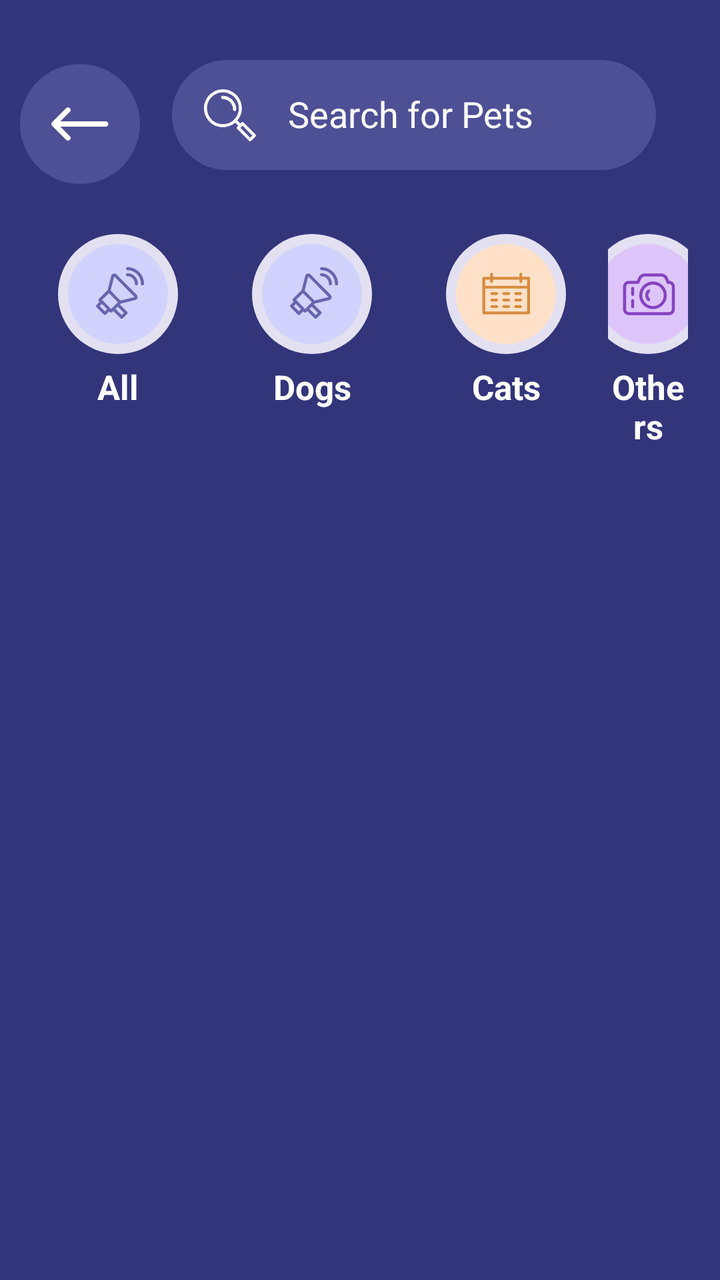
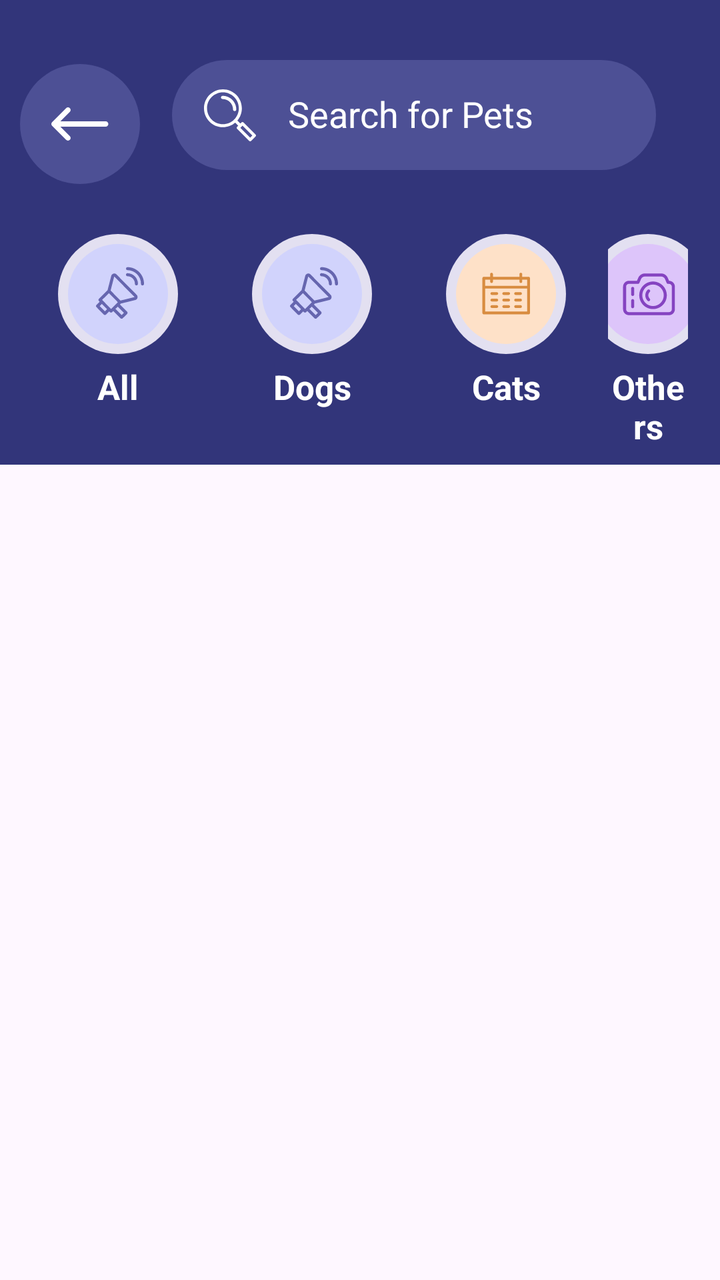

Before-and-after screenshots of an Android layout around one commit, followed by the original layout XML and the change that was made.
<!-- AndroidManifest.xml: application theme Theme.PurrfectMatchMobileApp -->
<!-- res/layout/activity_filter_pets.xml -->
<?xml version="1.0" encoding="utf-8"?>
<androidx.constraintlayout.widget.ConstraintLayout xmlns:android="http://schemas.android.com/apk/res/android"
    xmlns:app="http://schemas.android.com/apk/res-auto"
    xmlns:tools="http://schemas.android.com/tools"
    android:id="@+id/main"
    android:layout_width="match_parent"
    android:layout_height="wrap_content"
    tools:context=".DashboardActivity">

    <LinearLayout
        android:id="@+id/linearLayout2"
        android:layout_width="match_parent"
        android:layout_height="match_parent"
        android:background="@color/dark_blue"
        android:orientation="vertical"
        app:layout_constraintStart_toStartOf="parent"
        app:layout_constraintTop_toTopOf="parent">

        <LinearLayout
            android:layout_width="match_parent"
            android:layout_height="wrap_content"
            android:orientation="horizontal">

            <androidx.constraintlayout.widget.ConstraintLayout
                android:id="@+id/backFilterPage"
                android:layout_width="60dp"
                android:layout_height="60dp"
                android:layout_marginStart="10dp"
                android:layout_marginTop="32dp"
                android:background="@drawable/background_oval_1">

                <ImageView
                    android:id="@+id/ivBackToHome"
                    android:layout_width="wrap_content"
                    android:layout_height="wrap_content"
                    app:layout_constraintBottom_toBottomOf="parent"
                    app:layout_constraintEnd_toEndOf="parent"
                    app:layout_constraintStart_toStartOf="parent"
                    app:layout_constraintTop_toTopOf="parent"
                    app:srcCompat="@drawable/back" />
            </androidx.constraintlayout.widget.ConstraintLayout>

            <EditText
                android:id="@+id/searchFilterPet"
                android:layout_width="0dp"
                android:layout_height="55dp"
                android:layout_marginStart="16dp"
                android:layout_marginTop="30dp"
                android:layout_marginEnd="32dp"
                android:layout_marginBottom="16dp"
                android:layout_weight="1"
                android:background="@drawable/edittext_background"
                android:drawableStart="@drawable/search"
                android:drawablePadding="16dp"
                android:ems="10"
                android:hint="@string/searchBarHintFilterPets"
                android:inputType="text"
                android:padding="16dp"
                android:textColor="@color/white"
                android:textColorHint="@color/white" />
        </LinearLayout>

        <LinearLayout
            android:layout_width="wrap_content"
            android:layout_height="wrap_content"
            android:layout_marginStart="8dp"

            android:layout_marginEnd="16dp"
            android:layout_marginBottom="8dp"
            android:backgroundTint="@color/light_blue"
            android:orientation="horizontal">
            <LinearLayout
                android:id="@+id/allFilterPage"
                android:layout_marginStart="5dp"
                android:layout_width="match_parent"
                android:layout_height="match_parent"
                android:orientation="vertical">

                <androidx.constraintlayout.widget.ConstraintLayout
                    android:layout_width="60dp"
                    android:layout_height="60dp"
                    android:layout_gravity="center"

                    android:layout_marginStart="16dp"
                    android:layout_marginTop="16dp"
                    android:layout_marginLeft="16dp"
                    android:layout_marginRight="16dp"
                    android:layout_marginBottom="5dp"
                    android:layout_marginEnd="16dp"


                    android:background="@drawable/background_oval_2">

                    <ImageView
                        android:id="@+id/allIconCategory"
                        android:layout_width="wrap_content"
                        android:layout_height="wrap_content"
                        app:layout_constraintBottom_toBottomOf="parent"
                        app:layout_constraintEnd_toEndOf="parent"
                        app:layout_constraintStart_toStartOf="parent"
                        app:layout_constraintTop_toTopOf="parent"
                        app:srcCompat="@drawable/btn_1" />
                </androidx.constraintlayout.widget.ConstraintLayout>

                <TextView
                    android:id="@+id/txtallCategory"
                    android:layout_width="match_parent"
                    android:layout_height="wrap_content"
                    android:text="@string/allFilterPet"
                    android:textAlignment="center"
                    android:textColor="@color/white"
                    android:textSize="17sp"
                    android:textStyle="bold" />
            </LinearLayout>



            <LinearLayout
                android:id="@+id/dogsFilterPage"
                android:layout_width="match_parent"
                android:layout_marginStart="5dp"
                android:layout_height="match_parent"
                android:orientation="vertical">

                <androidx.constraintlayout.widget.ConstraintLayout
                    android:layout_width="60dp"
                    android:layout_height="60dp"
                    android:layout_gravity="center"
                    android:layout_marginStart="16dp"
                    android:layout_marginTop="16dp"
                    android:layout_marginLeft="16dp"
                    android:layout_marginRight="16dp"
                    android:layout_marginBottom="5dp"
                    android:layout_marginEnd="16dp"
                    android:background="@drawable/background_oval_2">

                    <ImageView
                        android:id="@+id/dogIconCategory"
                        android:layout_width="wrap_content"
                        android:layout_height="wrap_content"
                        app:layout_constraintBottom_toBottomOf="parent"
                        app:layout_constraintEnd_toEndOf="parent"
                        app:layout_constraintStart_toStartOf="parent"
                        app:layout_constraintTop_toTopOf="parent"
                        app:srcCompat="@drawable/btn_1" />
                </androidx.constraintlayout.widget.ConstraintLayout>

                <TextView
                    android:id="@+id/txtDogCategory"
                    android:layout_width="match_parent"
                    android:layout_height="wrap_content"
                    android:text="@string/dogsFilterPets"
                    android:textAlignment="center"
                    android:textColor="@color/white"
                    android:textSize="17sp"
                    android:textStyle="bold" />
            </LinearLayout>

            <LinearLayout
                android:id="@+id/catsFilterPage"
                android:layout_width="match_parent"
                android:layout_marginStart="5dp"
                android:layout_height="match_parent"
                android:orientation="vertical">

                <androidx.constraintlayout.widget.ConstraintLayout
                    android:layout_width="60dp"
                    android:layout_height="60dp"
                    android:layout_gravity="center"
                    android:layout_marginStart="16dp"
                    android:layout_marginTop="16dp"
                    android:layout_marginLeft="16dp"
                    android:layout_marginRight="16dp"
                    android:layout_marginBottom="5dp"
                    android:layout_marginEnd="16dp"
                    android:background="@drawable/background_oval_2">

                    <ImageView
                        android:id="@+id/catIconCategory"
                        android:layout_width="wrap_content"
                        android:layout_height="wrap_content"
                        app:layout_constraintBottom_toBottomOf="parent"
                        app:layout_constraintEnd_toEndOf="parent"
                        app:layout_constraintStart_toStartOf="parent"
                        app:layout_constraintTop_toTopOf="parent"
                        app:srcCompat="@drawable/btn_2" />
                </androidx.constraintlayout.widget.ConstraintLayout>

                <TextView
                    android:id="@+id/txtCatCategory"
                    android:layout_width="match_parent"
                    android:layout_height="wrap_content"
                    android:text="@string/catsFilterPets"
                    android:textAlignment="center"
                    android:textColor="@color/white"
                    android:textSize="17sp"
                    android:textStyle="bold" />
            </LinearLayout>

            <LinearLayout
                android:id="@+id/othersFilterPage"
                android:layout_marginStart="5dp"
                android:layout_width="match_parent"
                android:layout_height="match_parent"
                android:orientation="vertical">

                <androidx.constraintlayout.widget.ConstraintLayout
                    android:layout_width="60dp"
                    android:layout_height="60dp"
                    android:layout_gravity="center"
                    android:layout_marginStart="16dp"
                    android:layout_marginTop="16dp"
                    android:layout_marginLeft="16dp"
                    android:layout_marginRight="16dp"
                    android:layout_marginBottom="5dp"
                    android:layout_marginEnd="16dp"
                    android:background="@drawable/background_oval_2">

                    <ImageView
                        android:id="@+id/othersIconCategory"
                        android:layout_width="wrap_content"
                        android:layout_height="wrap_content"
                        app:layout_constraintBottom_toBottomOf="parent"
                        app:layout_constraintEnd_toEndOf="parent"
                        app:layout_constraintStart_toStartOf="parent"
                        app:layout_constraintTop_toTopOf="parent"
                        app:srcCompat="@drawable/btn_3" />
                </androidx.constraintlayout.widget.ConstraintLayout>

                <TextView
                    android:id="@+id/txtOthersCategory"
                    android:layout_width="match_parent"
                    android:layout_height="wrap_content"
                    android:text="@string/othersFilterPets"
                    android:textAlignment="center"
                    android:textColor="@color/white"
                    android:textSize="17sp"
                    android:textStyle="bold" />
            </LinearLayout>


        </LinearLayout>


    </LinearLayout>

    <LinearLayout
        android:layout_width="413dp"
        android:layout_height="294dp"
        android:orientation="vertical"
        app:layout_constraintEnd_toEndOf="parent"
        app:layout_constraintStart_toStartOf="parent"
        app:layout_constraintTop_toBottomOf="@+id/linearLayout2">

        <androidx.recyclerview.widget.RecyclerView
            android:id="@+id/recViewPets"
            android:layout_width="match_parent"
            android:layout_height="match_parent">

        </androidx.recyclerview.widget.RecyclerView>
    </LinearLayout>

</androidx.constraintlayout.widget.ConstraintLayout>
<!-- resources referenced by this layout -->
<resources>
  <color name="dark_blue">#32357a</color>
  <color name="light_blue">#f2f1f6</color>
  <color name="white">#FFFFFFFF</color>
  <!-- drawable back: png bitmap (drawable-hdpi, 360 bytes) -->
  <!-- drawable background_oval_1 (drawable) -->
  <?xml version="1.0" encoding="utf-8"?>
  <selector xmlns:android="http://schemas.android.com/apk/res/android">
  <item>
      <shape android:shape="oval">
          <solid android:color="#4D5095"/>
      </shape>
  </item>
  </selector>
  <!-- drawable background_oval_2 (drawable) -->
  <?xml version="1.0" encoding="utf-8"?>
  <selector xmlns:android="http://schemas.android.com/apk/res/android">
  <item>
      <shape android:shape="oval">
          <solid android:color="#E3E0F1"/>
      </shape>
  </item>
  </selector>
  <!-- drawable btn_1: png bitmap (drawable-hdpi, 2874 bytes) -->
  <!-- drawable btn_2: png bitmap (drawable-hdpi, 2283 bytes) -->
  <!-- drawable btn_3: png bitmap (drawable-hdpi, 2859 bytes) -->
  <!-- drawable edittext_background (drawable) -->
  <?xml version="1.0" encoding="utf-8"?>
  <selector xmlns:android="http://schemas.android.com/apk/res/android">
  <item>
      <shape>
          <solid android:color="#4D5095"/>
          <corners android:radius="50dp"/>
      </shape>
  </item>
  </selector>
  <!-- drawable search: png bitmap (drawable-hdpi, 957 bytes) -->
  <string name="allFilterPet">All</string>
  <string name="catsFilterPets">Cats</string>
  <string name="dogsFilterPets">Dogs</string>
  <string name="othersFilterPets">Others</string>
  <string name="searchBarHintFilterPets">Search for Pets</string>
  <style name="Theme.PurrfectMatchMobileApp" parent="Base.Theme.PurrfectMatchMobileApp" />
  <style name="Base.Theme.PurrfectMatchMobileApp" parent="Theme.Material3.DayNight.NoActionBar">
          
          
      </style>
</resources>

<!-- the commit's change to res/layout/activity_filter_pets.xml (unified diff, before → after) -->
@@ -4,13 +4,13 @@
     xmlns:tools="http://schemas.android.com/tools"
     android:id="@+id/main"
     android:layout_width="match_parent"
-    android:layout_height="wrap_content"
+    android:layout_height="match_parent"
     tools:context=".DashboardActivity">
 
     <LinearLayout
         android:id="@+id/linearLayout2"
         android:layout_width="match_parent"
-        android:layout_height="match_parent"
+        android:layout_height="wrap_content"
         android:background="@color/dark_blue"
         android:orientation="vertical"
         app:layout_constraintStart_toStartOf="parent"
@@ -69,24 +69,25 @@
             android:layout_marginBottom="8dp"
             android:backgroundTint="@color/light_blue"
             android:orientation="horizontal">
+
             <LinearLayout
                 android:id="@+id/allFilterPage"
-                android:layout_marginStart="5dp"
-                android:layout_width="match_parent"
-                android:layout_height="match_parent"
-                android:orientation="vertical">
-
-                <androidx.constraintlayout.widget.ConstraintLayout
-                    android:layout_width="60dp"
-                    android:layout_height="60dp"
-                    android:layout_gravity="center"
-
-                    android:layout_marginStart="16dp"
-                    android:layout_marginTop="16dp"
-                    android:layout_marginLeft="16dp"
-                    android:layout_marginRight="16dp"
-                    android:layout_marginBottom="5dp"
-                    android:layout_marginEnd="16dp"
+                android:layout_width="match_parent"
+                android:layout_height="match_parent"
+                android:layout_marginStart="5dp"
+                android:orientation="vertical">
+
+                <androidx.constraintlayout.widget.ConstraintLayout
+                    android:layout_width="60dp"
+                    android:layout_height="60dp"
+                    android:layout_gravity="center"
+
+                    android:layout_marginStart="16dp"
+                    android:layout_marginLeft="16dp"
+                    android:layout_marginTop="16dp"
+                    android:layout_marginEnd="16dp"
+                    android:layout_marginRight="16dp"
+                    android:layout_marginBottom="5dp"
 
 
                     android:background="@drawable/background_oval_2">
@@ -114,24 +115,23 @@
             </LinearLayout>
 
 
-
             <LinearLayout
                 android:id="@+id/dogsFilterPage"
                 android:layout_width="match_parent"
-                android:layout_marginStart="5dp"
-                android:layout_height="match_parent"
-                android:orientation="vertical">
-
-                <androidx.constraintlayout.widget.ConstraintLayout
-                    android:layout_width="60dp"
-                    android:layout_height="60dp"
-                    android:layout_gravity="center"
-                    android:layout_marginStart="16dp"
-                    android:layout_marginTop="16dp"
-                    android:layout_marginLeft="16dp"
-                    android:layout_marginRight="16dp"
-                    android:layout_marginBottom="5dp"
-                    android:layout_marginEnd="16dp"
+                android:layout_height="match_parent"
+                android:layout_marginStart="5dp"
+                android:orientation="vertical">
+
+                <androidx.constraintlayout.widget.ConstraintLayout
+                    android:layout_width="60dp"
+                    android:layout_height="60dp"
+                    android:layout_gravity="center"
+                    android:layout_marginStart="16dp"
+                    android:layout_marginLeft="16dp"
+                    android:layout_marginTop="16dp"
+                    android:layout_marginEnd="16dp"
+                    android:layout_marginRight="16dp"
+                    android:layout_marginBottom="5dp"
                     android:background="@drawable/background_oval_2">
 
                     <ImageView
@@ -159,20 +159,20 @@
             <LinearLayout
                 android:id="@+id/catsFilterPage"
                 android:layout_width="match_parent"
-                android:layout_marginStart="5dp"
-                android:layout_height="match_parent"
-                android:orientation="vertical">
-
-                <androidx.constraintlayout.widget.ConstraintLayout
-                    android:layout_width="60dp"
-                    android:layout_height="60dp"
-                    android:layout_gravity="center"
-                    android:layout_marginStart="16dp"
-                    android:layout_marginTop="16dp"
-                    android:layout_marginLeft="16dp"
-                    android:layout_marginRight="16dp"
-                    android:layout_marginBottom="5dp"
-                    android:layout_marginEnd="16dp"
+                android:layout_height="match_parent"
+                android:layout_marginStart="5dp"
+                android:orientation="vertical">
+
+                <androidx.constraintlayout.widget.ConstraintLayout
+                    android:layout_width="60dp"
+                    android:layout_height="60dp"
+                    android:layout_gravity="center"
+                    android:layout_marginStart="16dp"
+                    android:layout_marginLeft="16dp"
+                    android:layout_marginTop="16dp"
+                    android:layout_marginEnd="16dp"
+                    android:layout_marginRight="16dp"
+                    android:layout_marginBottom="5dp"
                     android:background="@drawable/background_oval_2">
 
                     <ImageView
@@ -199,21 +199,21 @@
 
             <LinearLayout
                 android:id="@+id/othersFilterPage"
-                android:layout_marginStart="5dp"
-                android:layout_width="match_parent"
-                android:layout_height="match_parent"
-                android:orientation="vertical">
-
-                <androidx.constraintlayout.widget.ConstraintLayout
-                    android:layout_width="60dp"
-                    android:layout_height="60dp"
-                    android:layout_gravity="center"
-                    android:layout_marginStart="16dp"
-                    android:layout_marginTop="16dp"
-                    android:layout_marginLeft="16dp"
-                    android:layout_marginRight="16dp"
-                    android:layout_marginBottom="5dp"
-                    android:layout_marginEnd="16dp"
+                android:layout_width="match_parent"
+                android:layout_height="match_parent"
+                android:layout_marginStart="5dp"
+                android:orientation="vertical">
+
+                <androidx.constraintlayout.widget.ConstraintLayout
+                    android:layout_width="60dp"
+                    android:layout_height="60dp"
+                    android:layout_gravity="center"
+                    android:layout_marginStart="16dp"
+                    android:layout_marginLeft="16dp"
+                    android:layout_marginTop="16dp"
+                    android:layout_marginEnd="16dp"
+                    android:layout_marginRight="16dp"
+                    android:layout_marginBottom="5dp"
                     android:background="@drawable/background_oval_2">
 
                     <ImageView
@@ -245,9 +245,10 @@
     </LinearLayout>
 
     <LinearLayout
-        android:layout_width="413dp"
-        android:layout_height="294dp"
+        android:layout_width="0dp"
+        android:layout_height="0dp"
         android:orientation="vertical"
+        app:layout_constraintBottom_toBottomOf="parent"
         app:layout_constraintEnd_toEndOf="parent"
         app:layout_constraintStart_toStartOf="parent"
         app:layout_constraintTop_toBottomOf="@+id/linearLayout2">
